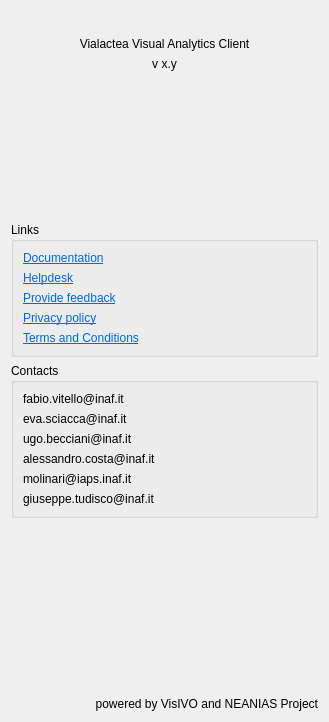
The window that Code/ui/aboutform.ui (VisIVOLab/ViaLacteaVisualAnalytics) describes before a commit, drawn with Qt 5.
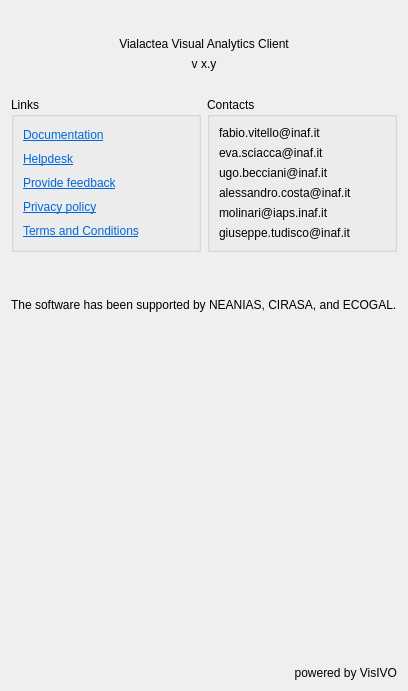
The same window after the commit. Icons and pictures are not drawn.

Commit message: Update About window

What changed in the file:
```diff
--- a/Code/ui/aboutform.ui
+++ b/Code/ui/aboutform.ui
@@ -6,10 +6,16 @@
    <rect>
     <x>0</x>
     <y>0</y>
-    <width>329</width>
-    <height>722</height>
+    <width>405</width>
+    <height>691</height>
    </rect>
   </property>
+  <property name="maximumSize">
+   <size>
+    <width>420</width>
+    <height>700</height>
+   </size>
+  </property>
   <property name="windowTitle">
    <string>About</string>
   </property>
@@ -83,19 +89,18 @@
      </property>
     </widget>
    </item>
-   <item>
-    <spacer name="verticalSpacer">
-     <property name="orientation">
-      <enum>Qt::Vertical</enum>
+   <item alignment="Qt::AlignHCenter">
+    <widget class="QLabel" name="label_6">
+     <property name="pixmap">
+      <pixmap resource="../visivo.qrc">:/icons/visivo.png</pixmap>
      </property>
-     <property name="sizeHint" stdset="0">
-      <size>
-       <width>20</width>
-       <height>40</height>
-      </size>
+     <property name="scaledContents">
+      <bool>true</bool>
      </property>
-    </spacer>
+    </widget>
    </item>
+   <item>
+    <layout class="QHBoxLayout" name="horizontalLayout_2">
    <item>
     <widget class="QGroupBox" name="groupBox_2">
      <property name="title">
@@ -209,6 +214,31 @@
      </layout>
     </widget>
    </item>
+    </layout>
+   </item>
+   <item>
+    <spacer name="verticalSpacer">
+     <property name="orientation">
+      <enum>Qt::Vertical</enum>
+     </property>
+     <property name="sizeType">
+      <enum>QSizePolicy::Fixed</enum>
+     </property>
+     <property name="sizeHint" stdset="0">
+      <size>
+       <width>20</width>
+       <height>40</height>
+      </size>
+     </property>
+    </spacer>
+   </item>
+   <item>
+    <widget class="QLabel" name="label_18">
+     <property name="text">
+      <string>&lt;html&gt;&lt;head/&gt;&lt;body&gt;&lt;p&gt;The software has been supported by NEANIAS, CIRASA, and ECOGAL.&lt;/p&gt;&lt;/body&gt;&lt;/html&gt;</string>
+     </property>
+    </widget>
+   </item>
    <item>
     <spacer name="verticalSpacer_2">
      <property name="orientation">
@@ -223,35 +253,53 @@
     </spacer>
    </item>
    <item>
-    <layout class="QVBoxLayout" name="verticalLayout_4">
+    <layout class="QHBoxLayout" name="horizontalLayout_3">
      <item>
-      <layout class="QHBoxLayout" name="horizontalLayout_4">
-       <item>
-        <widget class="QLabel" name="label_6">
-         <property name="maximumSize">
+      <widget class="QPushButton" name="btnNeanias">
+       <property name="sizePolicy">
+        <sizepolicy hsizetype="Fixed" vsizetype="Fixed">
+         <horstretch>0</horstretch>
+         <verstretch>0</verstretch>
+        </sizepolicy>
+       </property>
+       <property name="cursor">
+        <cursorShape>PointingHandCursor</cursorShape>
+       </property>
+       <property name="icon">
+        <iconset resource="../visivo.qrc">
+         <normaloff>:/icons/NEANIAS.jpg</normaloff>:/icons/NEANIAS.jpg</iconset>
+       </property>
+       <property name="iconSize">
           <size>
-           <width>16777215</width>
-           <height>76</height>
-          </size>
-         </property>
-         <property name="text">
-          <string/>
-         </property>
-         <property name="pixmap">
-          <pixmap resource="../visivo.qrc">:/icons/visivo.png</pixmap>
-         </property>
-         <property name="scaledContents">
+         <width>77</width>
+         <height>64</height>
+        </size>
+       </property>
+       <property name="flat">
           <bool>true</bool>
          </property>
         </widget>
        </item>
        <item>
-        <widget class="QPushButton" name="neaniasLogo">
+      <widget class="QPushButton" name="btnCirasa">
+       <property name="sizePolicy">
+        <sizepolicy hsizetype="Fixed" vsizetype="Fixed">
+         <horstretch>0</horstretch>
+         <verstretch>0</verstretch>
+        </sizepolicy>
+       </property>
          <property name="cursor">
           <cursorShape>PointingHandCursor</cursorShape>
          </property>
-         <property name="text">
-          <string/>
+       <property name="icon">
+        <iconset resource="../visivo.qrc">
+         <normaloff>:/icons/cirasa.png</normaloff>:/icons/cirasa.png</iconset>
+       </property>
+       <property name="iconSize">
+        <size>
+         <width>107</width>
+         <height>64</height>
+        </size>
          </property>
          <property name="flat">
           <bool>true</bool>
@@ -263,14 +311,12 @@
      <item>
       <widget class="QLabel" name="label_4">
        <property name="text">
-        <string>powered by VisIVO and NEANIAS Project</string>
+      <string>powered by VisIVO</string>
        </property>
        <property name="alignment">
         <set>Qt::AlignRight|Qt::AlignTrailing|Qt::AlignVCenter</set>
        </property>
       </widget>
-     </item>
-    </layout>
    </item>
   </layout>
  </widget>
```
Left out of the diff: 26 changed lines with no effect on the pictures. Lines whose indentation alone changed are shown as unchanged. The commit also changes 6 other files.
